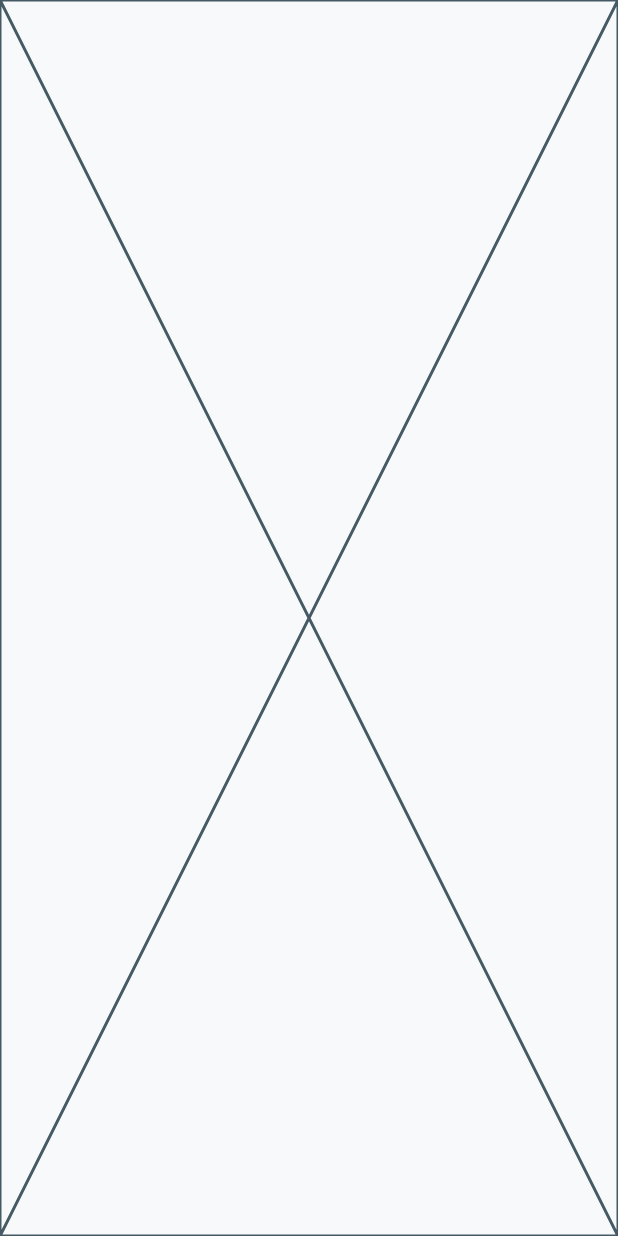
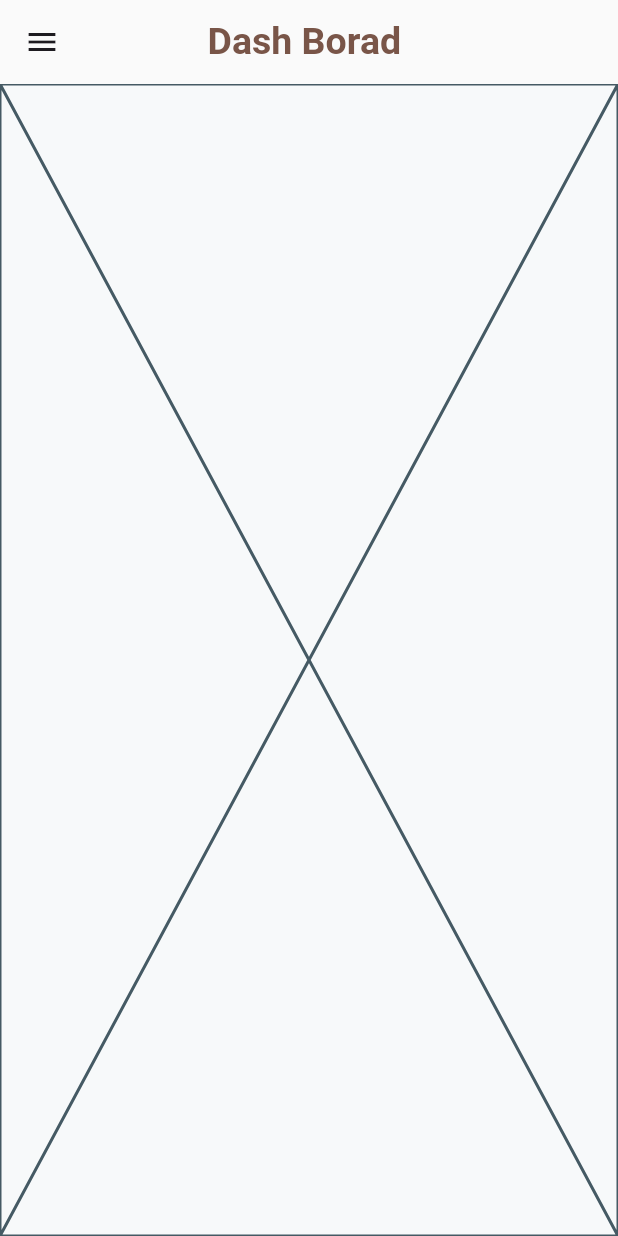
Before and after one commit to Ahmed7Shaban/Responsive-Dash-Board, a Flutter app: the screen it shows after launch, on a phone screen of 412 x 824 dp. Run offline on Flutter 3.47's test engine with Material 3 defaults, Android fonts, the phone set to English and light mode, and no system bars; our stand-ins replace device_preview; project files that could hold a hidden picture were left out.

Commit message:
first Commit

```diff
--- a/lib/main.dart
+++ b/lib/main.dart
@@ -19,6 +19,7 @@ class DashBorad extends StatelessWidget {
     return MaterialApp(
       debugShowCheckedModeBanner: false,
       useInheritedMediaQuery: true,
+
       locale: DevicePreview.locale(context),
       builder: DevicePreview.appBuilder,
       home: const DashBoradView(),
--- a/lib/utils/size_config.dart
+++ b/lib/utils/size_config.dart
@@ -0,0 +1,13 @@
+import 'package:flutter/material.dart';
+
+class SizeConfig {
+  static const double desktop = 1200;
+  static const double tablet = 800;
+
+  static late double width, height;
+
+  static init(BuildContext context) {
+    height = MediaQuery.sizeOf(context).height;
+    width = MediaQuery.sizeOf(context).width;
+  }
+}
--- a/lib/views/dash_borad_view.dart
+++ b/lib/views/dash_borad_view.dart
@@ -1,5 +1,6 @@
 import 'package:flutter/material.dart';
 
+import '../utils/size_config.dart';
 import '../widget/AdaptiveLayoutWidget/adaptive_layout_widget.dart';
 import 'layouts/dash_board_desktop_layout.dart';
 import 'layouts/dash_board_mobile_layout.dart';
@@ -18,6 +19,27 @@ class _DashBoradViewState extends State<DashBoradView> {
   Widget build(BuildContext context) {
     return Scaffold(
       key: scaffoldKey,
+      appBar: MediaQuery.sizeOf(context).width < SizeConfig.tablet
+          ? AppBar(
+              elevation: 0,
+              backgroundColor: const Color(0xFFFAFAFA),
+              leading: IconButton(
+                onPressed: () {
+                  scaffoldKey.currentState!.openDrawer();
+                },
+                icon: const Icon(Icons.menu),
+              ),
+              centerTitle: true,
+              title: const Text(
+                "Dash Borad ",
+                style: TextStyle(
+                    color: Colors.brown,
+                    fontWeight: FontWeight.bold,
+                    fontSize: 25),
+              ),
+            )
+          : null,
+      drawer: Drawer(),
       backgroundColor: const Color(0xFFF7F9FA),
       body: AdaptiveLayout(
         mobileLayout: (context) => const DashBoardMobileLayout(),
```
Also changed, not shown: lib/utils/app_images.dart (+64 -0 lines), lib/utils/app_styes.dart (+123 -0 lines), pubspec.yaml (+14 -13 lines), pubspec.lock, 2 other files.
